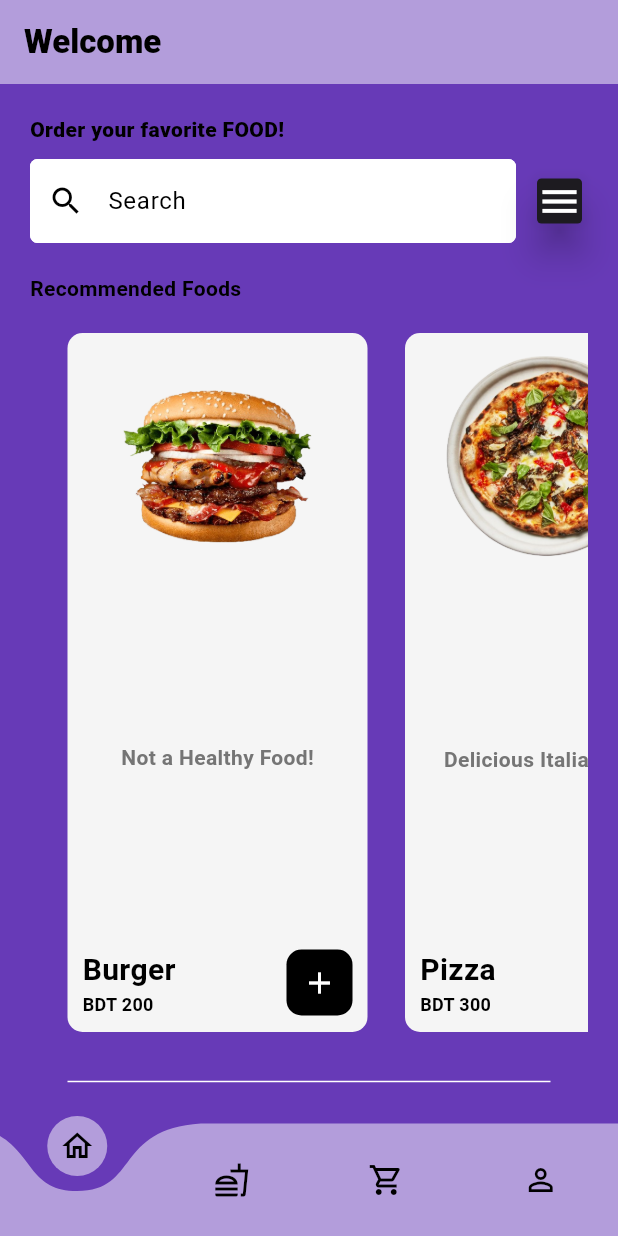
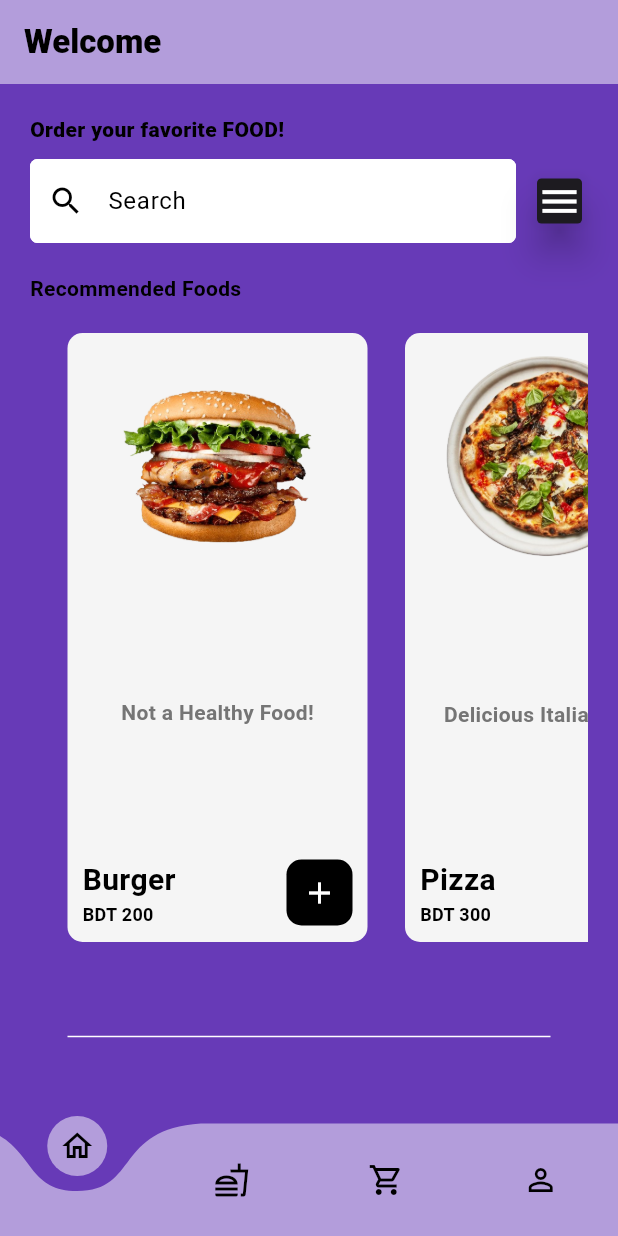
Before and after one commit to ArunRoy404/Canteen_App_Flutter_Project, a Flutter app: the screen it shows after launch, on a phone screen of 412 x 824 dp. Run offline on Flutter 3.47's test engine with Material 3 defaults, Android fonts, the phone set to English and light mode, and no system bars; drawn by our look-alikes of curved_navigation_bar; our stand-ins replace flutter_bloc, fpdart, supabase_flutter; accounts and stored records are empty.

Commit message:
home page

```diff
--- a/canteen_app/lib/features/presentation/pages/home_page.dart
+++ b/canteen_app/lib/features/presentation/pages/home_page.dart
@@ -132,6 +132,7 @@ class _HomePageState extends State<HomePage> {
                 },
               ),
             ),
+            const SizedBox(height: 30),
             const Padding(
               padding: EdgeInsets.only(
                 top: 25,
@@ -140,6 +141,7 @@ class _HomePageState extends State<HomePage> {
               ),
               child: Divider(color: Colors.white),
             ),
+            const SizedBox(height: 30),
           ],
         ),
       ),
```
